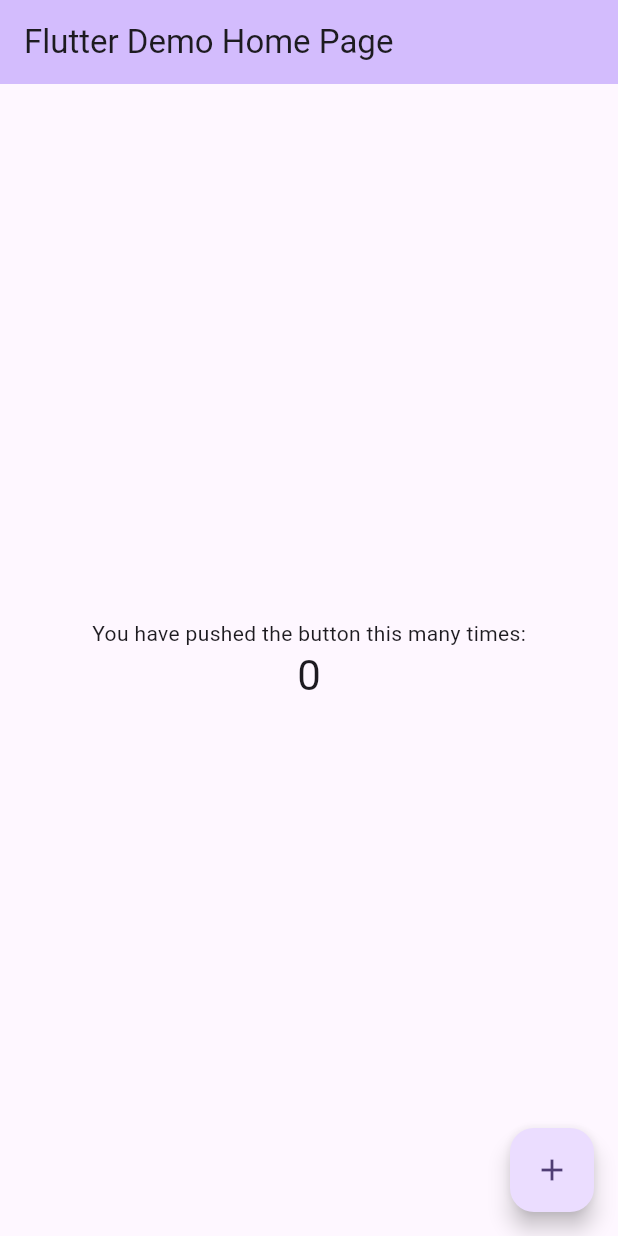
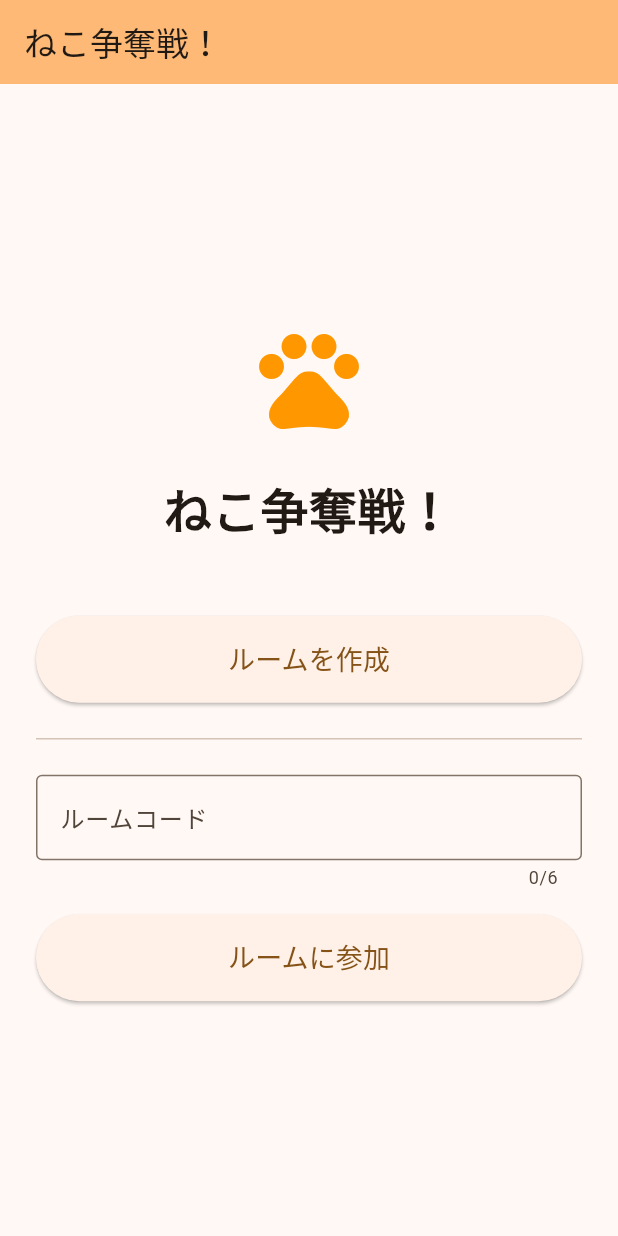
Before and after one commit to YotaMomose/battle_for_the_cats, a Flutter app: the screen it shows after launch, on a phone screen of 412 x 824 dp. Run offline on Flutter 3.47's test engine with Material 3 defaults, Android fonts, the phone set to English and light mode, and no system bars; our stand-ins replace cloud_firestore, firebase_core; accounts and stored records are empty.

Commit message:
通信対戦の実装

```diff
--- a/lib/main.dart
+++ b/lib/main.dart
@@ -1,122 +1,28 @@
 import 'package:flutter/material.dart';
+import 'package:firebase_core/firebase_core.dart';
+import 'firebase_options.dart';
+import 'screens/home_screen.dart';
 
-void main() {
+void main() async {
+  WidgetsFlutterBinding.ensureInitialized();
+  await Firebase.initializeApp(
+    options: DefaultFirebaseOptions.currentPlatform,
+  );
   runApp(const MyApp());
 }
 
 class MyApp extends StatelessWidget {
   const MyApp({super.key});
 
-  // This widget is the root of your application
   @override
   Widget build(BuildContext context) {
     return MaterialApp(
-      title: 'Flutter Demo',
+      title: 'ねこ争奪戦！',
       theme: ThemeData(
-        // This is the theme of your application.
-        //
-        // TRY THIS: Try running your application with "flutter run". You'll see
-        // the application has a purple toolbar. Then, without quitting the app,
-        // try changing the seedColor in the colorScheme below to Colors.green
-        // and then invoke "hot reload" (save your changes or press the "hot
-        // reload" button in a Flutter-supported IDE, or press "r" if you used
-        // the command line to start the app).
-        //
-        // Notice that the counter didn't reset back to zero; the application
-        // state is not lost during the reload. To reset the state, use hot
-        // restart instead.
-        //
-        // This works for code too, not just values: Most code changes can be
-        // tested with just a hot reload.
-        colorScheme: .fromSeed(seedColor: Colors.deepPurple),
+        colorScheme: ColorScheme.fromSeed(seedColor: Colors.orange),
+        useMaterial3: true,
       ),
-      home: const MyHomePage(title: 'Flutter Demo Home Page'),
+      home: const HomeScreen(),
     );
   }
 }
-
-class MyHomePage extends StatefulWidget {
-  const MyHomePage({super.key, required this.title});
-
-  // This widget is the home page of your application. It is stateful, meaning
-  // that it has a State object (defined below) that contains fields that affect
-  // how it looks.
-
-  // This class is the configuration for the state. It holds the values (in this
-  // case the title) provided by the parent (in this case the App widget) and
-  // used by the build method of the State. Fields in a Widget subclass are
-  // always marked "final".
-
-  final String title;
-
-  @override
-  State<MyHomePage> createState() => _MyHomePageState();
-}
-
-class _MyHomePageState extends State<MyHomePage> {
-  int _counter = 0;
-
-  void _incrementCounter() {
-    setState(() {
-      // This call to setState tells the Flutter framework that something has
-      // changed in this State, which causes it to rerun the build method below
-      // so that the display can reflect the updated values. If we changed
-      // _counter without calling setState(), then the build method would not be
-      // called again, and so nothing would appear to happen.
-      _counter++;
-    });
-  }
-
-  @override
-  Widget build(BuildContext context) {
-    // This method is rerun every time setState is called, for instance as done
-    // by the _incrementCounter method above.
-    //
-    // The Flutter framework has been optimized to make rerunning build methods
-    // fast, so that you can just rebuild anything that needs updating rather
-    // than having to individually change instances of widgets.
-    return Scaffold(
-      appBar: AppBar(
-        // TRY THIS: Try changing the color here to a specific color (to
-        // Colors.amber, perhaps?) and trigger a hot reload to see the AppBar
-        // change color while the other colors stay the same.
-        backgroundColor: Theme.of(context).colorScheme.inversePrimary,
-        // Here we take the value from the MyHomePage object that was created by
-        // the App.build method, and use it to set our appbar title.
-        title: Text(widget.title),
-      ),
-      body: Center(
-        // Center is a layout widget. It takes a single child and positions it
-        // in the middle of the parent.
-        child: Column(
-          // Column is also a layout widget. It takes a list of children and
-          // arranges them vertically. By default, it sizes itself to fit its
-          // children horizontally, and tries to be as tall as its parent.
-          //
-          // Column has various properties to control how it sizes itself and
-          // how it positions its children. Here we use mainAxisAlignment to
-          // center the children vertically; the main axis here is the vertical
-          // axis because Columns are vertical (the cross axis would be
-          // horizontal).
-          //
-          // TRY THIS: Invoke "debug painting" (choose the "Toggle Debug Paint"
-          // action in the IDE, or press "p" in the console), to see the
-          // wireframe for each widget.
-          mainAxisAlignment: .center,
-          children: [
-            const Text('You have pushed the button this many times:'),
-            Text(
-              '$_counter',
-              style: Theme.of(context).textTheme.headlineMedium,
-            ),
-          ],
-        ),
-      ),
-      floatingActionButton: FloatingActionButton(
-        onPressed: _incrementCounter,
-        tooltip: 'Increment',
-        child: const Icon(Icons.add),
-      ),
-    );
-  }
-}
--- /dev/null
+++ b/lib/models/game_room.dart
@@ -0,0 +1,61 @@
+class GameRoom {
+  final String roomId;
+  final String hostId;
+  String? guestId;
+  String status; // 'waiting', 'playing', 'finished'
+
+  // ゲーム状態
+  int hostFishCount;
+  int guestFishCount;
+  int? hostBet;
+  int? guestBet;
+  bool hostReady;
+  bool guestReady;
+  String? winner;
+
+  GameRoom({
+    required this.roomId,
+    required this.hostId,
+    this.guestId,
+    this.status = 'waiting',
+    this.hostFishCount = 5,
+    this.guestFishCount = 5,
+    this.hostBet,
+    this.guestBet,
+    this.hostReady = false,
+    this.guestReady = false,
+    this.winner,
+  });
+
+  Map<String, dynamic> toMap() {
+    return {
+      'roomId': roomId,
+      'hostId': hostId,
+      'guestId': guestId,
+      'status': status,
+      'hostFishCount': hostFishCount,
+      'guestFishCount': guestFishCount,
+      'hostBet': hostBet,
+      'guestBet': guestBet,
+      'hostReady': hostReady,
+      'guestReady': guestReady,
+      'winner': winner,
+    };
+  }
+
+  factory GameRoom.fromMap(Map<String, dynamic> map) {
+    return GameRoom(
+      roomId: map['roomId'] ?? '',
+      hostId: map['hostId'] ?? '',
+      guestId: map['guestId'],
+      status: map['status'] ?? 'waiting',
+      hostFishCount: map['hostFishCount'] ?? 5,
+      guestFishCount: map['guestFishCount'] ?? 5,
+      hostBet: map['hostBet'],
+      guestBet: map['guestBet'],
+      hostReady: map['hostReady'] ?? false,
+      guestReady: map['guestReady'] ?? false,
+      winner: map['winner'],
+    );
+  }
+}
--- /dev/null
+++ b/lib/screens/home_screen.dart
@@ -0,0 +1,163 @@
+import 'package:flutter/material.dart';
+import '../services/game_service.dart';
+import 'game_screen.dart';
+
+class HomeScreen extends StatefulWidget {
+  const HomeScreen({super.key});
+
+  @override
+  State<HomeScreen> createState() => _HomeScreenState();
+}
+
+class _HomeScreenState extends State<HomeScreen> {
+  final GameService _gameService = GameService();
+  final TextEditingController _roomCodeController = TextEditingController();
+  bool _isLoading = false;
+
+  Future<void> _createRoom() async {
+    setState(() => _isLoading = true);
+
+    try {
+      final playerId = DateTime.now().millisecondsSinceEpoch.toString();
+      final roomCode = await _gameService.createRoom(playerId);
+
+      if (mounted) {
+        Navigator.push(
+          context,
+          MaterialPageRoute(
+            builder: (context) => GameScreen(
+              roomCode: roomCode,
+              playerId: playerId,
+              isHost: true,
+            ),
+          ),
+        );
+      }
+    } catch (e) {
+      if (mounted) {
+        ScaffoldMessenger.of(context).showSnackBar(
+          SnackBar(content: Text('ルーム作成に失敗しました: $e')),
+        );
+      }
+    } finally {
+      setState(() => _isLoading = false);
+    }
+  }
+
+  Future<void> _joinRoom() async {
+    final roomCode = _roomCodeController.text.trim().toUpperCase();
+
+    if (roomCode.isEmpty) {
+      ScaffoldMessenger.of(context).showSnackBar(
+        const SnackBar(content: Text('ルームコードを入力してください')),
+      );
+      return;
+    }
+
+    setState(() => _isLoading = true);
+
+    try {
+      final playerId = DateTime.now().millisecondsSinceEpoch.toString();
+      final success = await _gameService.joinRoom(roomCode, playerId);
+
+      if (!success) {
+        if (mounted) {
+          ScaffoldMessenger.of(context).showSnackBar(
+            const SnackBar(content: Text('ルームが見つからないか、すでに満員です')),
+          );
+        }
+        return;
+      }
+
+      if (mounted) {
+        Navigator.push(
+          context,
+          MaterialPageRoute(
+            builder: (context) => GameScreen(
+              roomCode: roomCode,
+              playerId: playerId,
+              isHost: false,
+            ),
+          ),
+        );
+      }
+    } catch (e) {
+      if (mounted) {
+        ScaffoldMessenger.of(context).showSnackBar(
+          SnackBar(content: Text('ルーム参加に失敗しました: $e')),
+        );
+      }
+    } finally {
+      setState(() => _isLoading = false);
+    }
+  }
+
+  @override
+  Widget build(BuildContext context) {
+    return Scaffold(
+      appBar: AppBar(
+        title: const Text('ねこ争奪戦！'),
+        backgroundColor: Theme.of(context).colorScheme.inversePrimary,
+      ),
+      body: Center(
+        child: Padding(
+          padding: const EdgeInsets.all(24.0),
+          child: Column(
+            mainAxisAlignment: MainAxisAlignment.center,
+            crossAxisAlignment: CrossAxisAlignment.stretch,
+            children: [
+              const Icon(
+                Icons.pets,
+                size: 80,
+                color: Colors.orange,
+              ),
+              const SizedBox(height: 24),
+              const Text(
+                'ねこ争奪戦！',
+                textAlign: TextAlign.center,
+                style: TextStyle(fontSize: 32, fontWeight: FontWeight.bold),
+              ),
+              const SizedBox(height: 48),
+              ElevatedButton(
+                onPressed: _isLoading ? null : _createRoom,
+                style: ElevatedButton.styleFrom(
+                  padding: const EdgeInsets.all(16),
+                ),
+                child: _isLoading
+                    ? const CircularProgressIndicator()
+                    : const Text('ルームを作成', style: TextStyle(fontSize: 18)),
+              ),
+              const SizedBox(height: 16),
+              const Divider(),
+              const SizedBox(height: 16),
+              TextField(
+                controller: _roomCodeController,
+                decoration: const InputDecoration(
+                  labelText: 'ルームコード',
+                  border: OutlineInputBorder(),
+                  hintText: '6桁のコードを入力',
+                ),
+                textCapitalization: TextCapitalization.characters,
+                maxLength: 6,
+              ),
+              const SizedBox(height: 16),
+              ElevatedButton(
+                onPressed: _isLoading ? null : _joinRoom,
+                style: ElevatedButton.styleFrom(
+                  padding: const EdgeInsets.all(16),
+                ),
+                child: const Text('ルームに参加', style: TextStyle(fontSize: 18)),
+              ),
+            ],
+          ),
+        ),
+      ),
+    );
+  }
+
+  @override
+  void dispose() {
+    _roomCodeController.dispose();
+    super.dispose();
+  }
+}
--- a/pubspec.yaml
+++ b/pubspec.yaml
@@ -34,6 +34,8 @@ dependencies:
   # The following adds the Cupertino Icons font to your application.
   # Use with the CupertinoIcons class for iOS style icons.
   cupertino_icons: ^1.0.8
+  firebase_core: ^4.3.0
+  cloud_firestore: ^6.1.1
 
 dev_dependencies:
   flutter_test:
```
Also changed, not shown: lib/screens/game_screen.dart (added, +301 -0 lines), lib/services/game_service.dart (added, +103 -0 lines), lib/firebase_options.dart (added), pubspec.lock, 9 other files.
